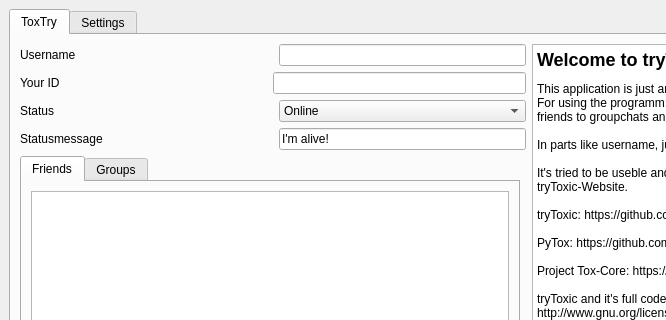
This is ui/main.ui in hersche/tryToxic as Qt 5 draws it before an edit; both pictures show x 0 to 666 and y 0 to 320 of the 1057 by 766 pixel window. The edited form follows.
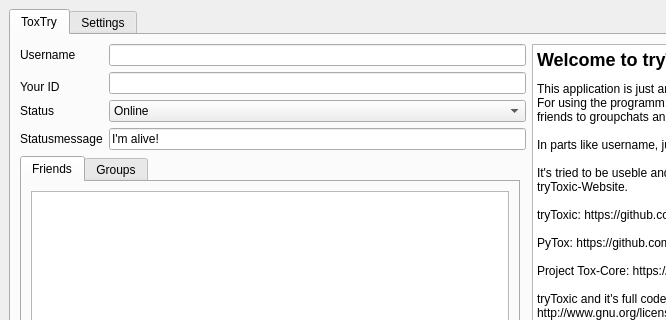
This is the edited form. Icons and pictures are not drawn.

Commit message: spend more space for username, id, status, etc

Diff of the .ui file:
```diff
--- a/ui/main.ui
+++ b/ui/main.ui
@@ -93,38 +93,27 @@
                </widget>
               </item>
               <item row="0" column="0" colspan="2">
-               <layout class="QGridLayout" name="gridLayout_5">
+               <layout class="QFormLayout" name="formLayout">
                 <property name="sizeConstraint">
                  <enum>QLayout::SetMaximumSize</enum>
                 </property>
-                <item row="3" column="0">
-                 <widget class="QLabel" name="label_25">
-                  <property name="sizePolicy">
-                   <sizepolicy hsizetype="Expanding" vsizetype="Preferred">
-                    <horstretch>0</horstretch>
-                    <verstretch>0</verstretch>
-                   </sizepolicy>
-                  </property>
-                  <property name="text">
-                   <string>Your ID</string>
-                  </property>
-                 </widget>
-                </item>
                 <item row="0" column="0">
                  <widget class="QLabel" name="label_42">
+                  <property name="contextMenuPolicy">
+                   <enum>Qt::NoContextMenu</enum>
+                  </property>
+                  <property name="layoutDirection">
+                   <enum>Qt::LeftToRight</enum>
+                  </property>
                   <property name="text">
                    <string>Username</string>
                   </property>
-                 </widget>
-                </item>
-                <item row="4" column="0">
-                 <widget class="QLabel" name="label_43">
-                  <property name="text">
-                   <string>Status</string>
+                  <property name="alignment">
+                   <set>Qt::AlignLeading|Qt::AlignLeft|Qt::AlignVCenter</set>
                   </property>
                  </widget>
                 </item>
-                <item row="0" column="2">
+                <item row="0" column="1">
                  <widget class="QLineEdit" name="toxTryUsername">
                   <property name="sizePolicy">
                    <sizepolicy hsizetype="Expanding" vsizetype="MinimumExpanding">
@@ -134,7 +123,49 @@
                   </property>
                  </widget>
                 </item>
-                <item row="4" column="2">
+                <item row="1" column="0">
+                 <widget class="QLabel" name="label_25">
+                  <property name="sizePolicy">
+                   <sizepolicy hsizetype="Expanding" vsizetype="Preferred">
+                    <horstretch>0</horstretch>
+                    <verstretch>0</verstretch>
+                   </sizepolicy>
+                  </property>
+                  <property name="contextMenuPolicy">
+                   <enum>Qt::NoContextMenu</enum>
+                  </property>
+                  <property name="layoutDirection">
+                   <enum>Qt::LeftToRight</enum>
+                  </property>
+                  <property name="text">
+                   <string>Your ID</string>
+                  </property>
+                  <property name="alignment">
+                   <set>Qt::AlignBottom|Qt::AlignLeading|Qt::AlignLeft</set>
+                  </property>
+                 </widget>
+                </item>
+                <item row="1" column="1">
+                 <widget class="QLineEdit" name="toxTryId">
+                  <property name="sizePolicy">
+                   <sizepolicy hsizetype="Expanding" vsizetype="Expanding">
+                    <horstretch>0</horstretch>
+                    <verstretch>0</verstretch>
+                   </sizepolicy>
+                  </property>
+                 </widget>
+                </item>
+                <item row="2" column="0">
+                 <widget class="QLabel" name="label_43">
+                  <property name="contextMenuPolicy">
+                   <enum>Qt::NoContextMenu</enum>
+                  </property>
+                  <property name="text">
+                   <string>Status</string>
+                  </property>
+                 </widget>
+                </item>
+                <item row="2" column="1">
                  <widget class="QComboBox" name="toxTryStatus">
                   <property name="sizePolicy">
                    <sizepolicy hsizetype="Expanding" vsizetype="Expanding">
@@ -159,14 +190,14 @@
                   </item>
                  </widget>
                 </item>
-                <item row="5" column="0">
+                <item row="3" column="0">
                  <widget class="QLabel" name="label_46">
                   <property name="text">
                    <string>Statusmessage</string>
                   </property>
                  </widget>
                 </item>
-                <item row="5" column="2">
+                <item row="3" column="1">
                  <widget class="QLineEdit" name="toxTryStatusMessage">
                   <property name="sizePolicy">
                    <sizepolicy hsizetype="Expanding" vsizetype="Expanding">
@@ -179,16 +210,6 @@
                   </property>
                  </widget>
                 </item>
-                <item row="3" column="1" colspan="2">
-                 <widget class="QLineEdit" name="toxTryId">
-                  <property name="sizePolicy">
-                   <sizepolicy hsizetype="Expanding" vsizetype="Expanding">
-                    <horstretch>0</horstretch>
-                    <verstretch>0</verstretch>
-                   </sizepolicy>
-                  </property>
-                 </widget>
-                </item>
                </layout>
               </item>
               <item row="2" column="0">
```
Left out of the diff: 6 changed lines with no effect on the pictures. The commit also changes 1 other file.
